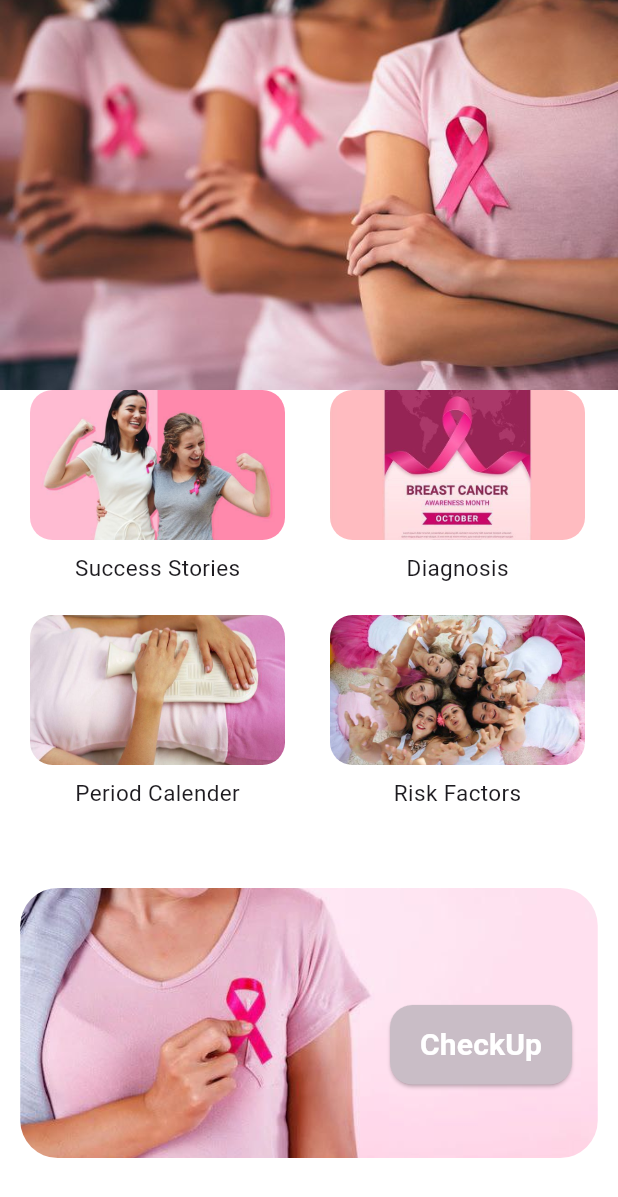
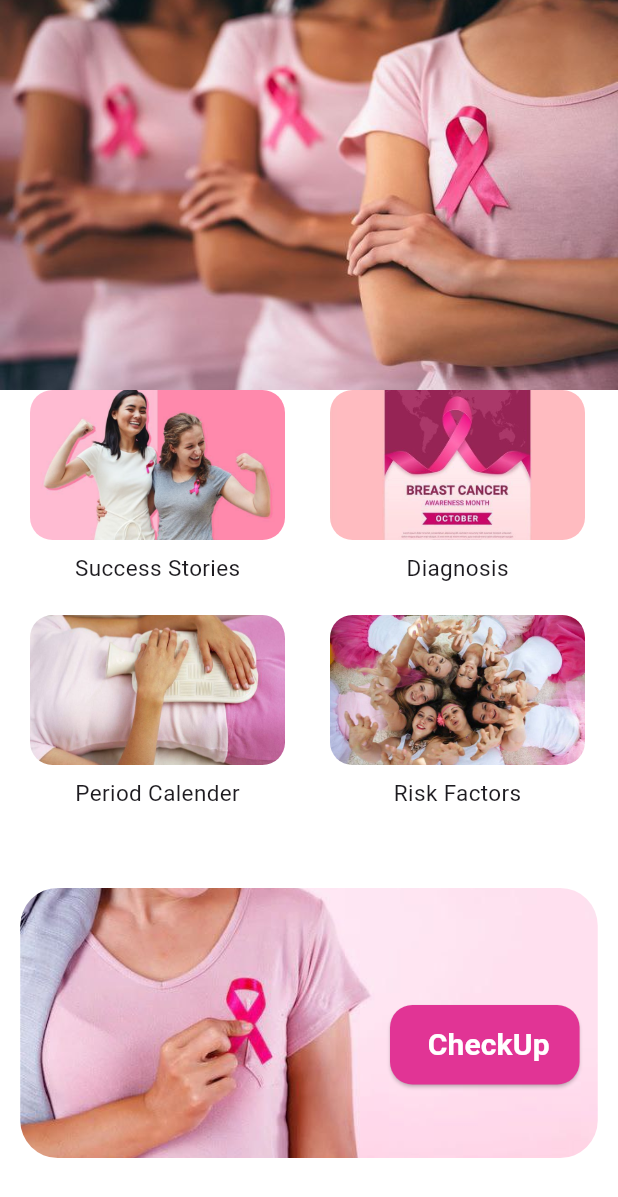
Before and after one commit to asmaasaad204/gaurd_mom_app, a Flutter app: the HomeTap screen opened directly, on a phone screen of 412 x 824 dp. Shown: the top 1197 px of the screen. Run offline on Flutter 3.47's test engine with Material 3 defaults, Android fonts, the light colour scheme and no system bars; our stand-ins replace readmore.

Commit message:
added pages.

```diff
--- a/lib/taps/home_tap.dart
+++ b/lib/taps/home_tap.dart
@@ -63,7 +63,7 @@ class _HomeTapState extends State<HomeTap> {
               left: 260,
               child: ElevatedButton(
                 style: ElevatedButton.styleFrom(
-                    primary: Color(0xffc9bdc6),
+                    primary: Color(0xffe13495),
                     onPrimary: Colors.white,
                     padding: EdgeInsets.only(
                         right: 20, left: 20, top: 12, bottom: 12),
@@ -73,7 +73,7 @@ class _HomeTapState extends State<HomeTap> {
                   Navigator.of(context).pushNamed(CheckUpScreen.routeName);
                 },
                 child: Text(
-                  "CheckUp",
+                  " CheckUp",
                   style: TextStyle(
                     fontWeight: FontWeight.bold,
                     fontSize: 20,
```
